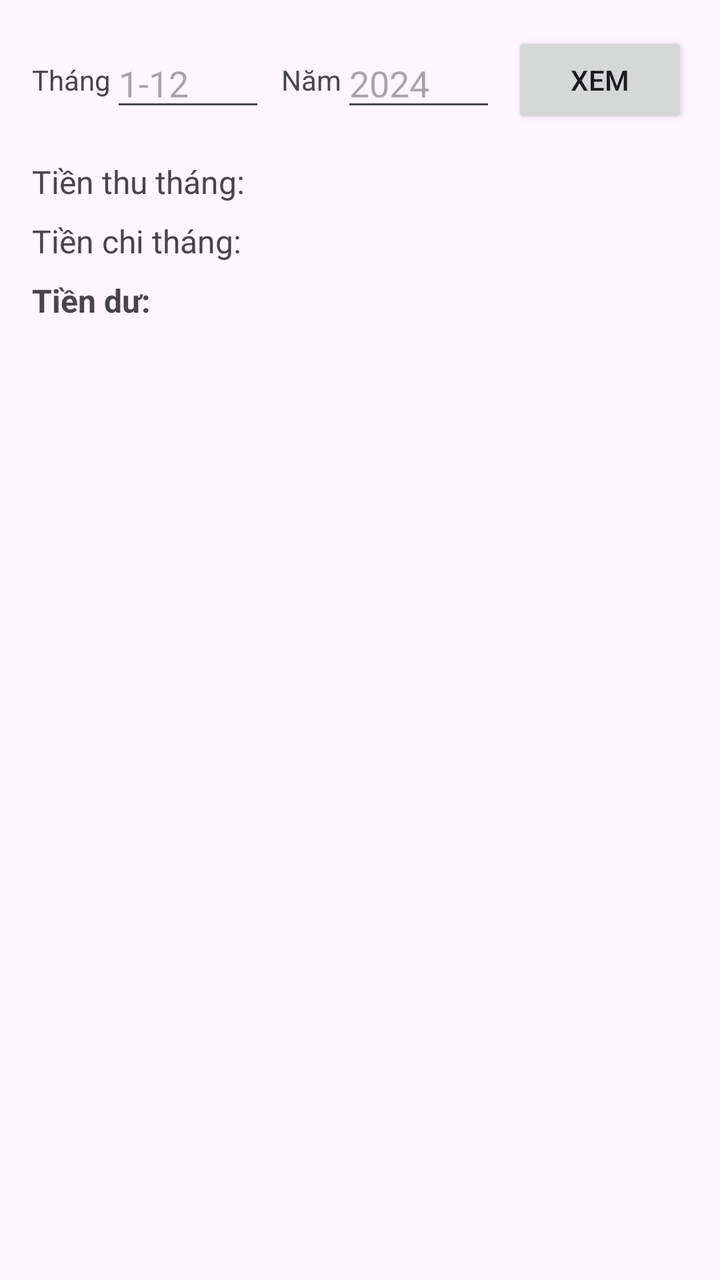
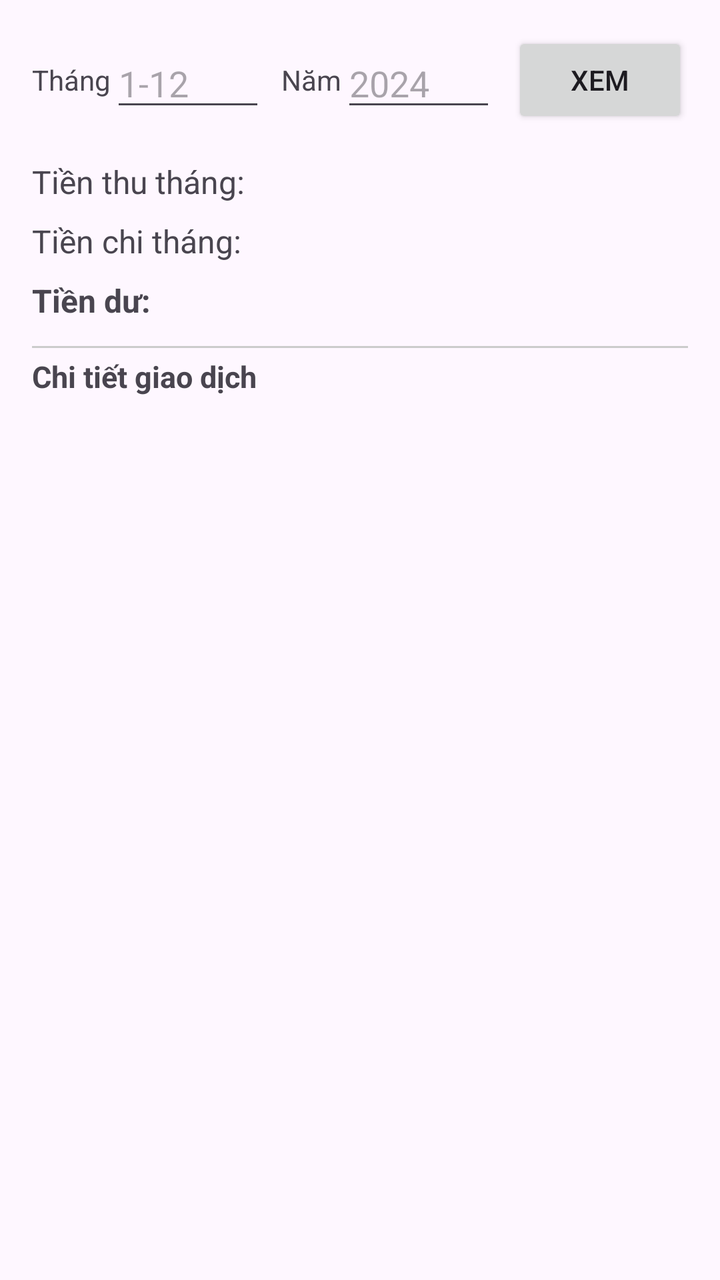

The first picture is an Android layout as it rendered before a commit; the second is the same layout after the commit. The layout source and the unified diff follow.
<!-- AndroidManifest.xml: application theme Theme.ChiTieuApp -->
<!-- res/layout/fragment_baocao.xml -->
<?xml version="1.0" encoding="utf-8"?>
<FrameLayout xmlns:android="http://schemas.android.com/apk/res/android"
    android:layout_width="match_parent"
    android:layout_height="match_parent">

    <LinearLayout
        android:layout_width="match_parent"
        android:layout_height="wrap_content"
        android:orientation="vertical"
        android:padding="16dp">

        
        <LinearLayout
            android:layout_width="match_parent"
            android:layout_height="wrap_content"
            android:orientation="horizontal"
            android:gravity="center_vertical">

            <TextView
                android:layout_width="wrap_content"
                android:layout_height="wrap_content"
                android:text="Tháng" />

            <EditText
                android:id="@+id/editTextThangQuery"
                android:layout_width="0dp"
                android:layout_height="wrap_content"
                android:layout_weight="1"
                android:inputType="number"
                android:maxLength="2"
                android:hint="1-12" />

            <TextView
                android:layout_width="wrap_content"
                android:layout_height="wrap_content"
                android:text="Năm"
                android:layout_marginStart="8dp"/>

            <EditText
                android:id="@+id/editTextNamQuery"
                android:layout_width="0dp"
                android:layout_height="wrap_content"
                android:layout_weight="1"
                android:inputType="number"
                android:maxLength="4"
                android:hint="2024" />

            <Button
                android:id="@+id/btnXem"
                android:layout_width="wrap_content"
                android:layout_height="wrap_content"
                android:layout_marginStart="8dp"
                android:text="Xem" />

        </LinearLayout>

        <TextView
            android:id="@+id/tvThuNhapThang"
            android:layout_width="match_parent"
            android:layout_height="wrap_content"
            android:layout_marginTop="16dp"
            android:textSize="16sp"
            android:text="Tiền thu tháng: " />

        <TextView
            android:id="@+id/tvChiTieuThang"
            android:layout_width="match_parent"
            android:layout_height="wrap_content"
            android:layout_marginTop="8dp"
            android:textSize="16sp"
            android:text="Tiền chi tháng: " />

        <TextView
            android:id="@+id/tvTienDu"
            android:layout_width="match_parent"
            android:layout_height="wrap_content"
            android:layout_marginTop="8dp"
            android:textSize="16sp"
            android:textStyle="bold"
            android:text="Tiền dư: " />

    </LinearLayout>

</FrameLayout>
<!-- resources referenced by this layout -->
<resources>
  <style name="Theme.ChiTieuApp" parent="Base.Theme.ChiTieuApp" />
  <style name="Base.Theme.ChiTieuApp" parent="Theme.Material3.DayNight.NoActionBar">
          
          
      </style>
</resources>

<!-- the commit's change to res/layout/fragment_baocao.xml (unified diff, before → after) -->
@@ -1,84 +1,102 @@
 <?xml version="1.0" encoding="utf-8"?>
-<FrameLayout xmlns:android="http://schemas.android.com/apk/res/android"
+<LinearLayout xmlns:android="http://schemas.android.com/apk/res/android"
     android:layout_width="match_parent"
-    android:layout_height="match_parent">
+    android:layout_height="match_parent"
+    android:orientation="vertical"
+    android:padding="16dp">
 
+    
     <LinearLayout
         android:layout_width="match_parent"
         android:layout_height="wrap_content"
-        android:orientation="vertical"
-        android:padding="16dp">
-
-        
-        <LinearLayout
-            android:layout_width="match_parent"
-            android:layout_height="wrap_content"
-            android:orientation="horizontal"
-            android:gravity="center_vertical">
-
-            <TextView
-                android:layout_width="wrap_content"
-                android:layout_height="wrap_content"
-                android:text="Tháng" />
-
-            <EditText
-                android:id="@+id/editTextThangQuery"
-                android:layout_width="0dp"
-                android:layout_height="wrap_content"
-                android:layout_weight="1"
-                android:inputType="number"
-                android:maxLength="2"
-                android:hint="1-12" />
-
-            <TextView
-                android:layout_width="wrap_content"
-                android:layout_height="wrap_content"
-                android:text="Năm"
-                android:layout_marginStart="8dp"/>
-
-            <EditText
-                android:id="@+id/editTextNamQuery"
-                android:layout_width="0dp"
-                android:layout_height="wrap_content"
-                android:layout_weight="1"
-                android:inputType="number"
-                android:maxLength="4"
-                android:hint="2024" />
-
-            <Button
-                android:id="@+id/btnXem"
-                android:layout_width="wrap_content"
-                android:layout_height="wrap_content"
-                android:layout_marginStart="8dp"
-                android:text="Xem" />
-
-        </LinearLayout>
+        android:orientation="horizontal"
+        android:gravity="center_vertical">
 
         <TextView
-            android:id="@+id/tvThuNhapThang"
-            android:layout_width="match_parent"
+            android:layout_width="wrap_content"
             android:layout_height="wrap_content"
-            android:layout_marginTop="16dp"
-            android:textSize="16sp"
-            android:text="Tiền thu tháng: " />
+            android:text="Tháng" />
+
+        <EditText
+            android:id="@+id/editTextThangQuery"
+            android:layout_width="0dp"
+            android:layout_height="wrap_content"
+            android:layout_weight="1"
+            android:inputType="number"
+            android:maxLength="2"
+            android:hint="1-12" />
 
         <TextView
-            android:id="@+id/tvChiTieuThang"
-            android:layout_width="match_parent"
+            android:layout_width="wrap_content"
             android:layout_height="wrap_content"
-            android:layout_marginTop="8dp"
-            android:textSize="16sp"
-            android:text="Tiền chi tháng: " />
+            android:text="Năm"
+            android:layout_marginStart="8dp"/>
 
-        <TextView
-            android:id="@+id/tvTienDu"
-            android:layout_width="match_parent"
+        <EditText
+            android:id="@+id/editTextNamQuery"
+            android:layout_width="0dp"
             android:layout_height="wrap_content"
-            android:layout_marginTop="8dp"
-            android:textSize="16sp"
-            android:textStyle="bold"
-            android:text="Tiền dư: " />
+            android:layout_weight="1"
+            android:inputType="number"
+            android:maxLength="4"
+            android:hint="2024" />
+
+        <Button
+            android:id="@+id/btnXem"
+            android:layout_width="wrap_content"
+            android:layout_height="wrap_content"
+            android:layout_marginStart="8dp"
+            android:text="Xem" />
 
     </LinearLayout>
 
-</FrameLayout>
+    
+    <TextView
+        android:id="@+id/tvThuNhapThang"
+        android:layout_width="match_parent"
+        android:layout_height="wrap_content"
+        android:layout_marginTop="16dp"
+        android:textSize="16sp"
+        android:text="Tiền thu tháng: " />
+
+    <TextView
+        android:id="@+id/tvChiTieuThang"
+        android:layout_width="match_parent"
+        android:layout_height="wrap_content"
+        android:layout_marginTop="8dp"
+        android:textSize="16sp"
+        android:text="Tiền chi tháng: " />
+
+    <TextView
+        android:id="@+id/tvTienDu"
+        android:layout_width="match_parent"
+        android:layout_height="wrap_content"
+        android:layout_marginTop="8dp"
+        android:textSize="16sp"
+        android:textStyle="bold"
+        android:text="Tiền dư: " />
+
+    
+    <View
+        android:layout_width="match_parent"
+        android:layout_height="1dp"
+        android:layout_marginTop="12dp"
+        android:layout_marginBottom="4dp"
+        android:background="#CCCCCC" />
+
+    <TextView
+        android:layout_width="match_parent"
+        android:layout_height="wrap_content"
+        android:text="Chi tiết giao dịch"
+        android:textStyle="bold"
+        android:textSize="15sp"
+        android:layout_marginBottom="4dp"/>
+
+    
+    <androidx.recyclerview.widget.RecyclerView
+        android:id="@+id/recyclerViewChiTiet"
+        android:layout_width="match_parent"
+        android:layout_height="0dp"
+        android:layout_weight="1" />
+
+</LinearLayout>
